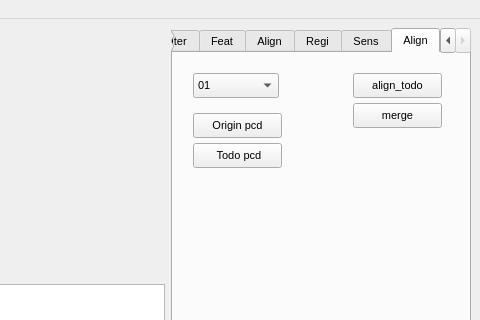
Qt form src/qt_ros_pcl/gui/mainwindow.ui (wangzivector/Object_Recognition_and_Alignment-ROS-RCNN-PCL-Qt-GUI) before a commit; both pictures show x 495 to 975 and y 0 to 320 of the 975 by 671 pixel window.
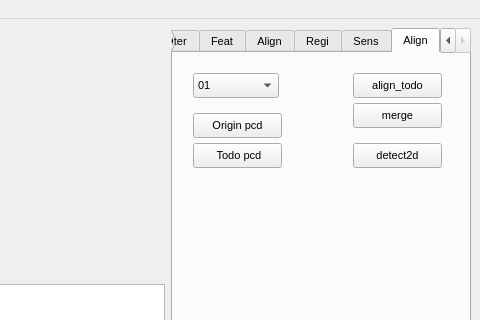
The same form after that commit. The open tabs and pages were chosen to show the change. Icons and pictures are not drawn.

The edit to the form file:
```diff
--- a/src/qt_ros_pcl/gui/mainwindow.ui
+++ b/src/qt_ros_pcl/gui/mainwindow.ui
@@ -2425,6 +2425,19 @@
            <string>merge</string>
           </property>
          </widget>
+         <widget class="QPushButton" name="pushButton_dete">
+          <property name="geometry">
+           <rect>
+            <x>180</x>
+            <y>90</y>
+            <width>89</width>
+            <height>25</height>
+           </rect>
+          </property>
+          <property name="text">
+           <string>detect2d</string>
+          </property>
+         </widget>
         </widget>
        </widget>
       </item>
```
Left out of the diff: 2 changed lines with no effect on the pictures.
